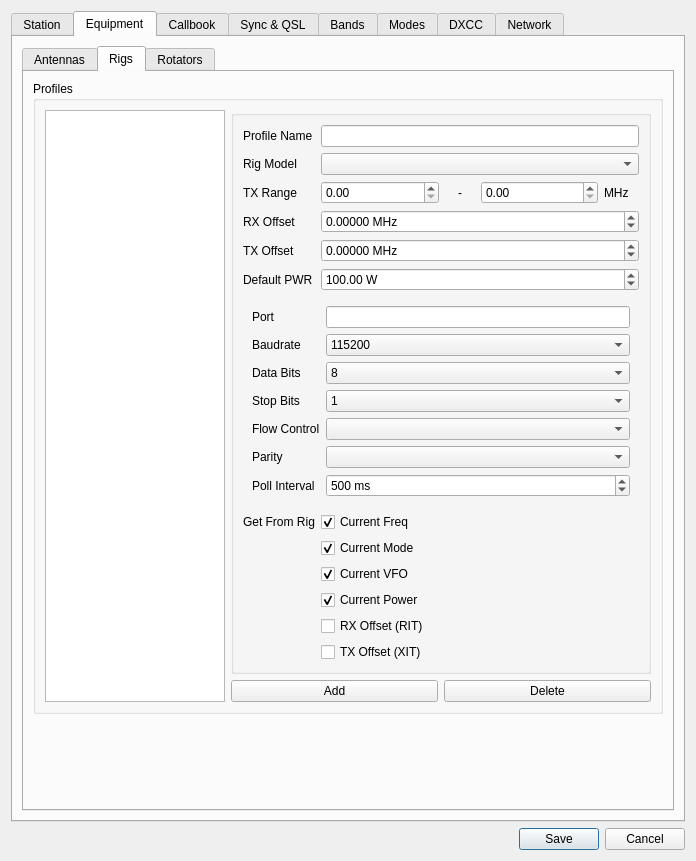
Above: ui/SettingsDialog.ui from k5mcd/QLog before the change. Below: the same form after it.
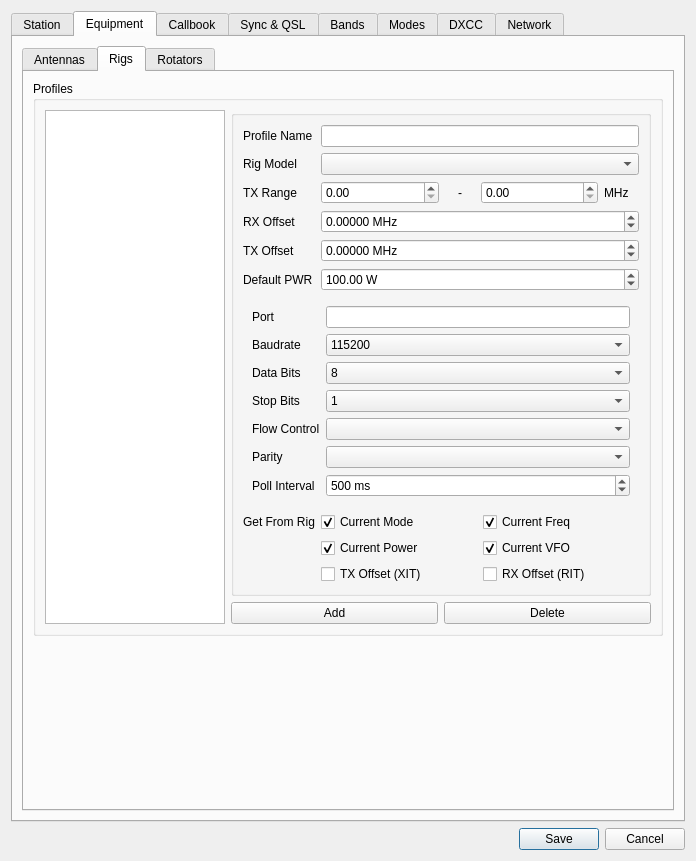
That is the form after the change. The open tabs and pages were chosen to show the change. Icons and pictures are not drawn.

Commit message: Setting: Rig Get functions reordering

Diff of the .ui file:
```diff
--- a/ui/SettingsDialog.ui
+++ b/ui/SettingsDialog.ui
@@ -803,67 +803,13 @@
                    </property>
                   </widget>
                  </item>
-                 <item row="8" column="1">
-                  <widget class="QCheckBox" name="rigGetFreqCheckBox">
-                   <property name="text">
-                    <string>Current Freq</string>
-                   </property>
-                   <property name="checked">
-                    <bool>true</bool>
-                   </property>
-                  </widget>
-                 </item>
-                 <item row="9" column="1">
-                  <widget class="QCheckBox" name="rigGetModeCheckBox">
-                   <property name="text">
-                    <string>Current Mode</string>
-                   </property>
-                   <property name="checked">
-                    <bool>true</bool>
-                   </property>
-                  </widget>
-                 </item>
-                 <item row="10" column="1">
-                  <widget class="QCheckBox" name="rigGetVFOCheckBox">
-                   <property name="text">
-                    <string>Current VFO</string>
-                   </property>
-                   <property name="checked">
-                    <bool>true</bool>
-                   </property>
-                  </widget>
-                 </item>
-                 <item row="11" column="0">
+                 <item row="12" column="0">
                   <widget class="QLabel" name="dummyLabel">
                    <property name="text">
                     <string/>
                    </property>
                   </widget>
                  </item>
-                 <item row="11" column="1">
-                  <widget class="QCheckBox" name="rigGetPWRCheckBox">
-                   <property name="text">
-                    <string>Current Power</string>
-                   </property>
-                   <property name="checked">
-                    <bool>true</bool>
-                   </property>
-                  </widget>
-                 </item>
-                 <item row="12" column="1">
-                  <widget class="QCheckBox" name="rigGetRITCheckBox">
-                   <property name="text">
-                    <string>RX Offset (RIT)</string>
-                   </property>
-                  </widget>
-                 </item>
-                 <item row="13" column="1">
-                  <widget class="QCheckBox" name="rigGetXITCheckBox">
-                   <property name="text">
-                    <string>TX Offset (XIT)</string>
-                   </property>
-                  </widget>
-                 </item>
                  <item row="6" column="0">
                   <widget class="QLabel" name="rigPWRDefaultLabel">
                    <property name="text">
@@ -884,6 +830,81 @@
                    </property>
                   </widget>
                  </item>
+                 <item row="8" column="1">
+                  <layout class="QHBoxLayout" name="horizontalLayout_6">
+                   <property name="topMargin">
+                    <number>0</number>
+                   </property>
+                   <property name="rightMargin">
+                    <number>0</number>
+                   </property>
+                   <item>
+                    <widget class="QCheckBox" name="rigGetModeCheckBox">
+                     <property name="text">
+                      <string>Current Mode</string>
+                     </property>
+                     <property name="checked">
+                      <bool>true</bool>
+                     </property>
+                    </widget>
+                   </item>
+                   <item>
+                    <widget class="QCheckBox" name="rigGetFreqCheckBox">
+                     <property name="text">
+                      <string>Current Freq</string>
+                     </property>
+                     <property name="checked">
+                      <bool>true</bool>
+                     </property>
+                    </widget>
+                   </item>
+                  </layout>
+                 </item>
+                 <item row="12" column="1">
+                  <layout class="QHBoxLayout" name="horizontalLayout_8">
+                   <item>
+                    <widget class="QCheckBox" name="rigGetXITCheckBox">
+                     <property name="text">
+                      <string>TX Offset (XIT)</string>
+                     </property>
+                    </widget>
+                   </item>
+                   <item>
+                    <widget class="QCheckBox" name="rigGetRITCheckBox">
+                     <property name="text">
+                      <string>RX Offset (RIT)</string>
+                     </property>
+                    </widget>
+                   </item>
+                  </layout>
+                 </item>
+                 <item row="10" column="1">
+                  <layout class="QHBoxLayout" name="horizontalLayout_7">
+                   <property name="topMargin">
+                    <number>0</number>
+                   </property>
+                   <item>
+                    <widget class="QCheckBox" name="rigGetPWRCheckBox">
+                     <property name="text">
+                      <string>Current Power</string>
+                     </property>
+                     <property name="checked">
+                      <bool>true</bool>
+                     </property>
+                    </widget>
+                   </item>
+                   <item>
+                    <widget class="QCheckBox" name="rigGetVFOCheckBox">
+                     <property name="text">
+                      <string>Current VFO</string>
+                     </property>
+                     <property name="checked">
+                      <bool>true</bool>
+                     </property>
+                    </widget>
+                   </item>
+                  </layout>
+                 </item>
                 </layout>
                </widget>
               </item>
```
Left out of the diff: 13 changed lines with no effect on the pictures.
